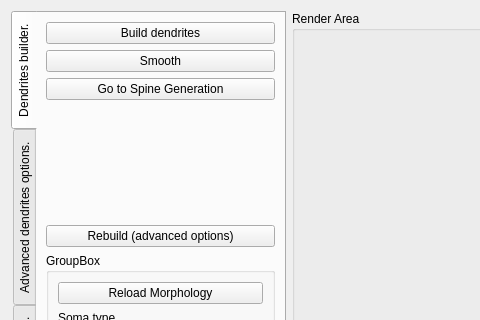
Above: Neuronize/NeuroGeneratorWidget.ui from vg-lab/Neuronize before the change; both pictures show x 0 to 480 and y 0 to 320 of the 922 by 887 pixel window. Below: the same form after it.
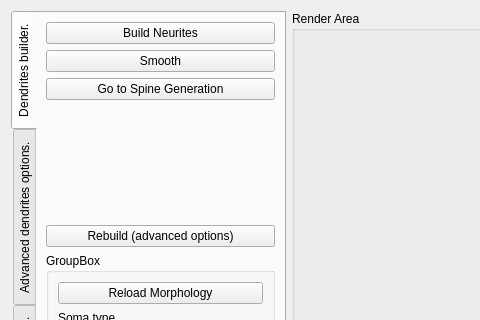
That is the form after the change. The open tabs and pages were chosen to show the change.

What changed in the file:
```diff
--- a/Neuronize/NeuroGeneratorWidget.ui
+++ b/Neuronize/NeuroGeneratorWidget.ui
@@ -261,7 +261,7 @@
        <item row="0" column="0">
         <widget class="QPushButton" name="pushButton_GenerateDendrites">
          <property name="text">
-          <string>Build dendrites</string>
+          <string>Build Neurites</string>
          </property>
         </widget>
        </item>
```
Left out of the diff: 6 changed lines with no effect on the pictures.
